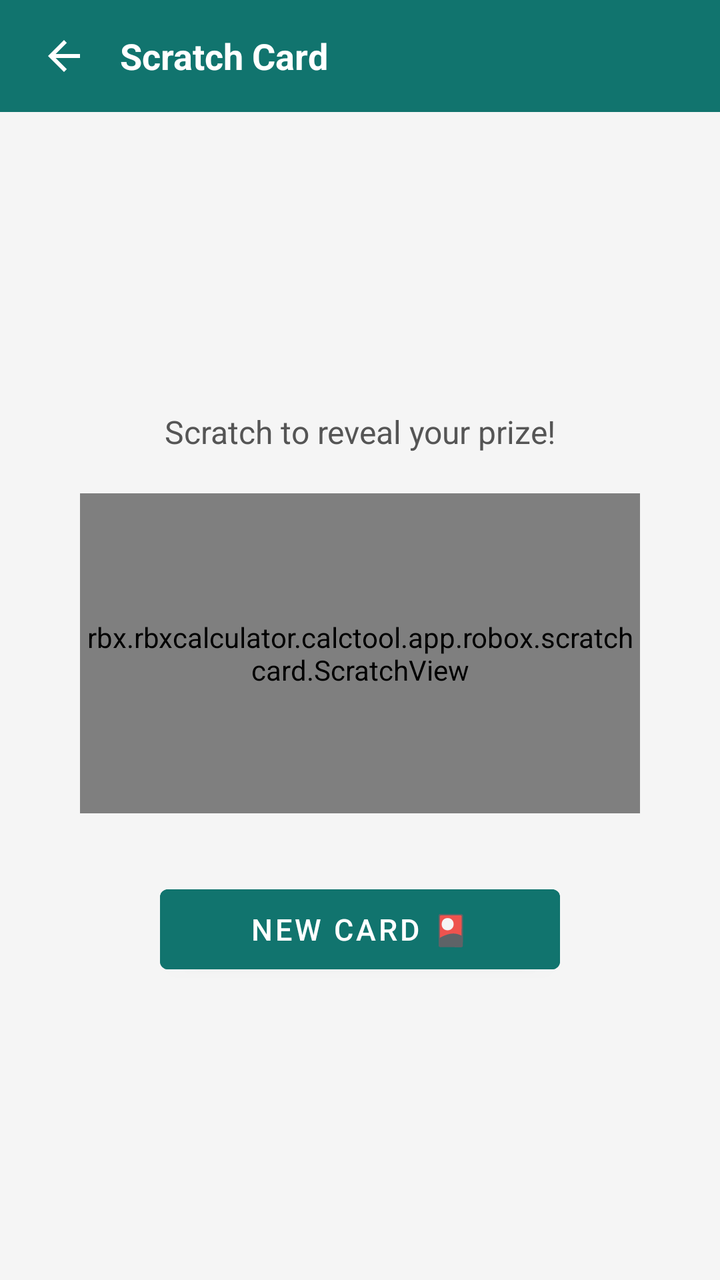
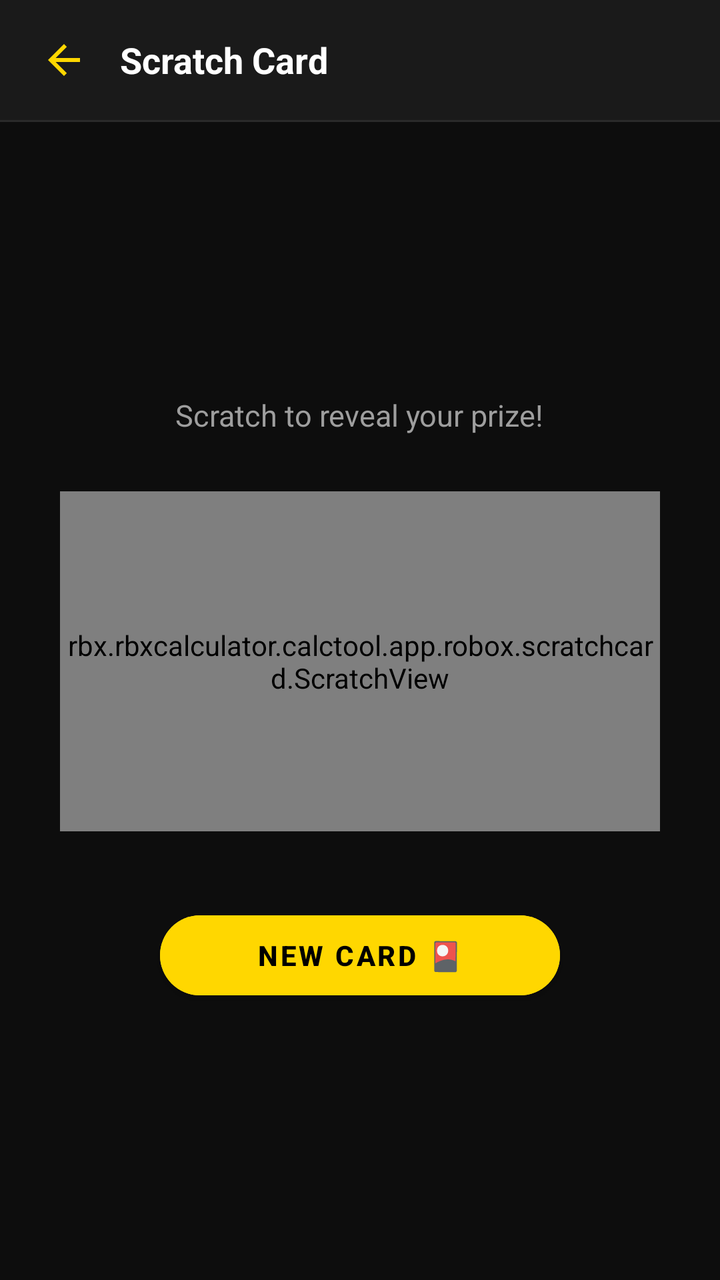

Two renders of the same Android screen: before a commit and after it. Below are the layout's source before the change and the commit's diff.
<!-- AndroidManifest.xml: application theme Theme.RbxCalculatorRoboxCounter -->
<!-- res/layout/activity_scratchcard.xml -->
<?xml version="1.0" encoding="utf-8"?>
<LinearLayout xmlns:android="http://schemas.android.com/apk/res/android"
    android:layout_width="match_parent"
    android:layout_height="match_parent"
    android:orientation="vertical"
    android:background="#F5F5F5">

    <LinearLayout android:layout_width="match_parent" android:layout_height="56dp"
        android:background="@color/theme_color" android:orientation="horizontal"
        android:gravity="center_vertical" android:paddingHorizontal="8dp">
        <ImageButton android:id="@+id/btnBack" android:layout_width="48dp" android:layout_height="48dp"
            android:background="?attr/selectableItemBackgroundBorderless"
            android:src="@drawable/ic_back_arrow" android:tint="#FFFFFF" android:contentDescription="Back"/>
        <TextView android:layout_width="0dp" android:layout_height="wrap_content" android:layout_weight="1"
            android:text="Scratch Card" android:textColor="#FFFFFF" android:textSize="18sp"
            android:textStyle="bold" android:layout_marginStart="4dp"/>
    </LinearLayout>

    <LinearLayout android:layout_width="match_parent" android:layout_height="0dp"
        android:layout_weight="1" android:orientation="vertical" android:gravity="center"
        android:padding="24dp">

        <TextView android:id="@+id/tvScratchHint"
            android:layout_width="wrap_content" android:layout_height="wrap_content"
            android:text="Scratch to reveal your prize!" android:textSize="16sp"
            android:textColor="#555555" android:layout_marginBottom="20dp"/>

        
        <FrameLayout android:layout_width="280dp" android:layout_height="160dp"
            android:layout_gravity="center">

            <LinearLayout android:layout_width="match_parent" android:layout_height="match_parent"
                android:background="@drawable/card_bg_teal" android:gravity="center"
                android:orientation="vertical">
                <TextView android:layout_width="wrap_content" android:layout_height="wrap_content"
                    android:text="🎁" android:textSize="48sp"/>
                <TextView android:id="@+id/tvScratchPrize"
                    android:layout_width="wrap_content" android:layout_height="wrap_content"
                    android:text="You won 100 Robux!" android:textSize="18sp"
                    android:textStyle="bold" android:textColor="#FFFFFF"
                    android:layout_marginTop="8dp" android:gravity="center"/>
            </LinearLayout>

            <rbx.rbxcalculator.calctool.app.robox.scratchcard.ScratchView
                android:id="@+id/scratchView"
                android:layout_width="match_parent"
                android:layout_height="match_parent"/>
        </FrameLayout>

        <Button android:id="@+id/btnNewCard"
            android:layout_width="200dp" android:layout_height="52dp"
            android:layout_marginTop="32dp" android:text="New Card 🎴" android:textSize="15sp"
            android:backgroundTint="@color/theme_color"/>
    </LinearLayout>
</LinearLayout>
<!-- resources referenced by this layout -->
<resources>
  <color name="theme_color">#11746e</color>
  <!-- drawable card_bg_teal (drawable) -->
  <?xml version="1.0" encoding="utf-8"?>
  <shape xmlns:android="http://schemas.android.com/apk/res/android"
      android:shape="rectangle">
      <corners android:radius="12dp" />
      <solid android:color="#11746e" />
  </shape>
  <!-- drawable ic_back_arrow (drawable) -->
  <?xml version="1.0" encoding="utf-8"?>
  <vector xmlns:android="http://schemas.android.com/apk/res/android"
      android:width="24dp"
      android:height="24dp"
      android:viewportWidth="24"
      android:viewportHeight="24">
      <path
          android:fillColor="@android:color/white"
          android:pathData="M20,11H7.83l5.59,-5.59L12,4l-8,8 8,8 1.41,-1.41L7.83,13H20v-2z"/>
  </vector>
  <style name="Theme.RbxCalculatorRoboxCounter" parent="Theme.MaterialComponents.DayNight.NoActionBar">
          <item name="colorPrimary">@color/theme_color</item>
          <item name="colorPrimaryVariant">@color/theme_color</item>
          <item name="colorOnPrimary">@color/white</item>
          <item name="colorSecondary">@color/theme_color</item>
          <item name="colorOnSecondary">@color/white</item>
          <item name="android:statusBarColor">@color/theme_color</item>
          <item name="android:navigationBarColor">@color/white</item>
      </style>
  <style name="Theme.MaterialComponents.DayNight.NoActionBar" parent="@style/Theme.MaterialComponents.NoActionBar">
      </style>
  <color name="white">#FFFFFF</color>
</resources>

<!-- the commit's change to res/layout/activity_scratchcard.xml (unified diff, before → after) -->
@@ -1,20 +1,23 @@
 <?xml version="1.0" encoding="utf-8"?>
 <LinearLayout xmlns:android="http://schemas.android.com/apk/res/android"
+    xmlns:app="http://schemas.android.com/apk/res-auto"
     android:layout_width="match_parent"
     android:layout_height="match_parent"
     android:orientation="vertical"
-    android:background="#F5F5F5">
+    android:background="@color/bg_primary">
 
-    <LinearLayout android:layout_width="match_parent" android:layout_height="56dp"
-        android:background="@color/theme_color" android:orientation="horizontal"
+    <LinearLayout android:layout_width="match_parent" android:layout_height="60dp"
+        android:background="@color/bg_surface" android:orientation="horizontal"
         android:gravity="center_vertical" android:paddingHorizontal="8dp">
         <ImageButton android:id="@+id/btnBack" android:layout_width="48dp" android:layout_height="48dp"
             android:background="?attr/selectableItemBackgroundBorderless"
-            android:src="@drawable/ic_back_arrow" android:tint="#FFFFFF" android:contentDescription="Back"/>
+            android:src="@drawable/ic_back_arrow" android:tint="@color/gold" android:contentDescription="Back"/>
         <TextView android:layout_width="0dp" android:layout_height="wrap_content" android:layout_weight="1"
-            android:text="Scratch Card" android:textColor="#FFFFFF" android:textSize="18sp"
+            android:text="Scratch Card" android:textColor="@color/text_primary" android:textSize="18sp"
             android:textStyle="bold" android:layout_marginStart="4dp"/>
     </LinearLayout>
+
+    <View android:layout_width="match_parent" android:layout_height="1dp" android:background="@color/bg_divider" />
 
     <LinearLayout android:layout_width="match_parent" android:layout_height="0dp"
         android:layout_weight="1" android:orientation="vertical" android:gravity="center"
@@ -22,23 +25,25 @@
 
         <TextView android:id="@+id/tvScratchHint"
             android:layout_width="wrap_content" android:layout_height="wrap_content"
-            android:text="Scratch to reveal your prize!" android:textSize="16sp"
-            android:textColor="#555555" android:layout_marginBottom="20dp"/>
+            android:text="Scratch to reveal your prize!" android:textSize="15sp"
+            android:textColor="@color/text_secondary"
+            android:layout_marginBottom="28dp" android:gravity="center"/>
 
         
-        <FrameLayout android:layout_width="280dp" android:layout_height="160dp"
+        <FrameLayout android:layout_width="300dp" android:layout_height="170dp"
             android:layout_gravity="center">
 
             <LinearLayout android:layout_width="match_parent" android:layout_height="match_parent"
-                android:background="@drawable/card_bg_teal" android:gravity="center"
+                android:background="@drawable/circle_gold_ring"
+                android:gravity="center"
                 android:orientation="vertical">
                 <TextView android:layout_width="wrap_content" android:layout_height="wrap_content"
-                    android:text="🎁" android:textSize="48sp"/>
+                    android:text="🎁" android:textSize="52sp"/>
                 <TextView android:id="@+id/tvScratchPrize"
                     android:layout_width="wrap_content" android:layout_height="wrap_content"
                     android:text="You won 100 Robux!" android:textSize="18sp"
-                    android:textStyle="bold" android:textColor="#FFFFFF"
-                    android:layout_marginTop="8dp" android:gravity="center"/>
+                    android:textStyle="bold" android:textColor="@color/gold"
+                    android:layout_marginTop="10dp" android:gravity="center"/>
             </LinearLayout>
 
             <rbx.rbxcalculator.calctool.app.robox.scratchcard.ScratchView
@@ -49,7 +54,8 @@
 
         <Button android:id="@+id/btnNewCard"
             android:layout_width="200dp" android:layout_height="52dp"
-            android:layout_marginTop="32dp" android:text="New Card 🎴" android:textSize="15sp"
-            android:backgroundTint="@color/theme_color"/>
+            android:layout_marginTop="36dp" android:text="New Card 🎴" android:textSize="14sp"
+            android:textStyle="bold" android:textColor="@color/text_on_gold"
+            android:backgroundTint="@color/gold" app:cornerRadius="26dp"/>
     </LinearLayout>
 </LinearLayout>
<!-- resource entries referenced after the edit -->
@@ -1,12 +1,18 @@
 <!-- resources referenced by this layout -->
 <resources>
-  <color name="theme_color">#11746e</color>
-  <!-- drawable card_bg_teal (drawable) -->
+  <color name="bg_divider">#2A2A2A</color>
+  <color name="bg_primary">#0D0D0D</color>
+  <color name="bg_surface">#1A1A1A</color>
+  <color name="gold">#FFD700</color>
+  <color name="text_on_gold">#000000</color>
+  <color name="text_primary">#FFFFFF</color>
+  <color name="text_secondary">#9E9E9E</color>
+  <!-- drawable circle_gold_ring (drawable) -->
   <?xml version="1.0" encoding="utf-8"?>
   <shape xmlns:android="http://schemas.android.com/apk/res/android"
-      android:shape="rectangle">
-      <corners android:radius="12dp" />
-      <solid android:color="#11746e" />
+      android:shape="oval">
+      <stroke android:width="2dp" android:color="#FFD700" />
+      <solid android:color="#1AFFD700" />
   </shape>
   <!-- drawable ic_back_arrow (drawable) -->
   <?xml version="1.0" encoding="utf-8"?>
@@ -19,17 +25,30 @@
           android:fillColor="@android:color/white"
           android:pathData="M20,11H7.83l5.59,-5.59L12,4l-8,8 8,8 1.41,-1.41L7.83,13H20v-2z"/>
   </vector>
-  <style name="Theme.RbxCalculatorRoboxCounter" parent="Theme.MaterialComponents.DayNight.NoActionBar">
-          <item name="colorPrimary">@color/theme_color</item>
-          <item name="colorPrimaryVariant">@color/theme_color</item>
-          <item name="colorOnPrimary">@color/white</item>
-          <item name="colorSecondary">@color/theme_color</item>
-          <item name="colorOnSecondary">@color/white</item>
-          <item name="android:statusBarColor">@color/theme_color</item>
-          <item name="android:navigationBarColor">@color/white</item>
+  <style name="Theme.RbxCalculatorRoboxCounter" parent="Theme.MaterialComponents.NoActionBar">
+          
+          <item name="colorPrimary">@color/gold</item>
+          <item name="colorPrimaryVariant">@color/gold_dim</item>
+          <item name="colorOnPrimary">@color/text_on_gold</item>
+          <item name="colorSecondary">@color/gold</item>
+          <item name="colorOnSecondary">@color/text_on_gold</item>
+  
+          
+          <item name="android:colorBackground">@color/bg_primary</item>
+          <item name="colorSurface">@color/bg_surface</item>
+          <item name="colorOnSurface">@color/text_primary</item>
+          <item name="colorOnBackground">@color/text_primary</item>
+  
+          
+          <item name="android:statusBarColor">@color/bg_primary</item>
+          <item name="android:navigationBarColor">@color/bg_primary</item>
+          <item name="android:windowLightStatusBar">false</item>
+  
+          
+          <item name="colorControlActivated">@color/gold</item>
+          <item name="colorControlHighlight">@color/gold_20</item>
       </style>
-  <style name="Theme.MaterialComponents.DayNight.NoActionBar" parent="@style/Theme.MaterialComponents.NoActionBar">
-      </style>
-  <color name="white">#FFFFFF</color>
+  <color name="gold_dim">#B8860B</color>
+  <color name="gold_20">#33FFD700</color>
 </resources>
 
